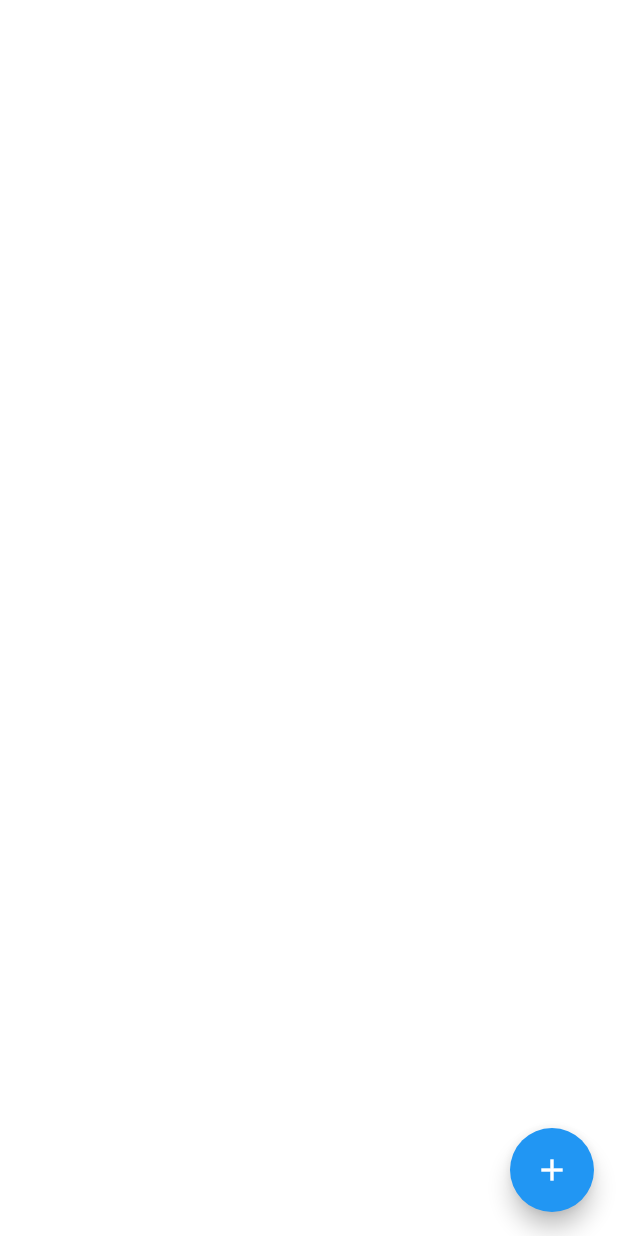
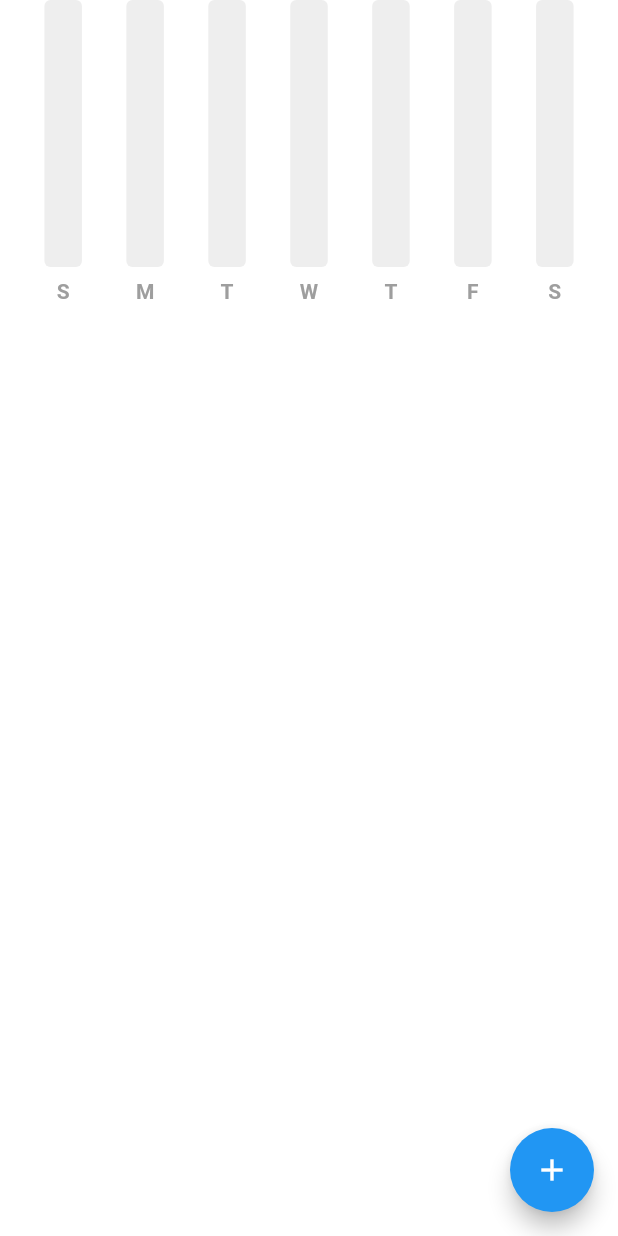
Before and after one commit to Aman-Kothari7/expense_tracker, a Flutter app: the screen it shows after launch, on a phone screen of 412 x 824 dp. Run offline on Flutter 3.47's test engine with Material 2 defaults, Android fonts, the phone set to English and light mode, and no system bars; drawn by our look-alikes of fl_chart.

Commit message:
Bar graph complete

```diff
--- /dev/null
+++ b/lib/src/bar graph/bar_data.dart
@@ -0,0 +1,35 @@
+import 'individual_bar.dart';
+
+class BarData {
+  final double sunAmount;
+  final double monAmount;
+  final double tueAmount;
+  final double wedAmount;
+  final double thurAmount;
+  final double friAmount;
+  final double satAmount;
+
+  List<IndividualBar> barData = [];
+
+  BarData({
+    required this.sunAmount,
+    required this.monAmount,
+    required this.tueAmount,
+    required this.wedAmount,
+    required this.thurAmount,
+    required this.friAmount,
+    required this.satAmount,
+  });
+
+  void initializeBarData() {
+    barData = [
+      IndividualBar(x: 0, y: sunAmount),
+      IndividualBar(x: 1, y: monAmount),
+      IndividualBar(x: 2, y: tueAmount),
+      IndividualBar(x: 3, y: wedAmount),
+      IndividualBar(x: 4, y: thurAmount),
+      IndividualBar(x: 5, y: friAmount),
+      IndividualBar(x: 6, y: satAmount),
+    ];
+  }
+}
--- /dev/null
+++ b/lib/src/bar graph/bar_graph.dart
@@ -0,0 +1,116 @@
+import 'package:fl_chart/fl_chart.dart';
+import 'package:flutter/material.dart';
+
+import 'bar_data.dart';
+
+class MyBarGraph extends StatelessWidget {
+  const MyBarGraph({
+    super.key,
+    required this.maxY,
+    required this.sunAmount,
+    required this.monAmount,
+    required this.tueAmount,
+    required this.wedAmount,
+    required this.thurAmount,
+    required this.friAmount,
+    required this.satAmount,
+  });
+
+  final double? maxY;
+  final double sunAmount;
+  final double monAmount;
+  final double tueAmount;
+  final double wedAmount;
+  final double thurAmount;
+  final double friAmount;
+  final double satAmount;
+
+  @override
+  Widget build(BuildContext context) {
+    BarData myBarData = BarData(
+        sunAmount: sunAmount,
+        monAmount: monAmount,
+        tueAmount: tueAmount,
+        wedAmount: wedAmount,
+        thurAmount: thurAmount,
+        friAmount: friAmount,
+        satAmount: satAmount
+    );
+
+    myBarData.initializeBarData();
+
+    return BarChart(BarChartData(
+      maxY: maxY,
+      minY: 0,
+      titlesData: FlTitlesData(
+        show: true,
+        topTitles: AxisTitles(sideTitles: SideTitles(showTitles: false)),
+        leftTitles:  AxisTitles(sideTitles: SideTitles(showTitles: false)),
+        rightTitles:  AxisTitles(sideTitles: SideTitles(showTitles: false)),
+        bottomTitles: AxisTitles(
+          sideTitles: SideTitles(
+            showTitles: true,
+            getTitlesWidget: getBottomTitles,
+          )
+        )
+      ),
+      gridData: FlGridData(show: false),
+      borderData: FlBorderData(show : false),
+      barGroups: myBarData.barData
+          .map(
+              (data) => BarChartGroupData(
+                  x: data.x,
+                  barRods: [
+                    BarChartRodData(
+                        toY: data.y,
+                        color: Colors.grey[800],
+                        width :25,
+                        borderRadius: BorderRadius.circular(4),
+                        backDrawRodData: BackgroundBarChartRodData(
+                          show: true,
+                          toY: maxY,
+                          color: Colors.grey[200],
+                        )
+                    )
+                  ],
+              ),
+      ).toList(),
+    ));
+  }
+}
+
+Widget getBottomTitles(double value, TitleMeta meta) {
+  const style = TextStyle(
+    color: Colors.grey,
+    fontWeight: FontWeight.bold,
+    fontSize: 14,
+  );
+  Widget text;
+  switch (value.toInt()) {
+    case 0:
+      text = const Text('S', style: style);
+      break;
+    case 1:
+      text = const Text('M', style: style);
+      break;
+    case 2:
+      text = const Text('T', style: style);
+      break;
+    case 3:
+      text = const Text('W', style: style);
+      break;
+    case 4:
+      text = const Text('T', style: style);
+      break;
+    case 5:
+      text = const Text('F', style: style);
+      break;
+    case 6:
+      text = const Text('S', style: style);
+      break;
+    default:
+      text = const Text('', style: style);
+      break;
+  }
+  return SideTitleWidget(child: text, axisSide: meta.axisSide);
+}
--- /dev/null
+++ b/lib/src/bar graph/individual_bar.dart
@@ -0,0 +1,6 @@
+class IndividualBar{
+  final int x;
+  final double y;
+
+  IndividualBar({required this.x, required this.y});
+}
--- /dev/null
+++ b/lib/src/components/expense_summary.dart
@@ -0,0 +1,44 @@
+import 'package:expense_tracker/src/bar%20graph/bar_graph.dart';
+import 'package:expense_tracker/src/components/expense_tile.dart';
+import 'package:expense_tracker/src/data/expense_data.dart';
+import 'package:expense_tracker/src/date_time_calc/date_time_helper.dart';
+import 'package:flutter/material.dart';
+//import 'package:provider.dart';
+import 'package:provider/provider.dart';
+
+class ExpenseSummary extends StatelessWidget {
+  final DateTime startOfWeek;
+
+  const ExpenseSummary({
+    super.key,
+    required this.startOfWeek,
+  });
+
+  @override
+  Widget build(BuildContext context) {
+    String sunday = convertDateTimeToString(startOfWeek.add( const Duration(days:0)));
+    String monday = convertDateTimeToString(startOfWeek.add(const Duration(days:1)));
+    String tuesday = convertDateTimeToString(startOfWeek.add(const Duration(days:2)));
+    String wednesday = convertDateTimeToString(startOfWeek.add(const Duration(days:3)));
+    String thursday = convertDateTimeToString(startOfWeek.add(const Duration(days:4)));
+    String friday = convertDateTimeToString(startOfWeek.add(const Duration(days:5)));
+    String saturday = convertDateTimeToString(startOfWeek.add(const Duration(days:6)));
+    return Consumer<expenseData>(
+      builder: (context, value, child) =>
+          SizedBox(
+              height: 200,
+              child: MyBarGraph(
+                maxY: 100,
+                sunAmount: value.calculateDailyExpenseSummary()[sunday] ?? 0,
+                monAmount: value.calculateDailyExpenseSummary()[monday] ?? 0,
+                tueAmount: value.calculateDailyExpenseSummary()[tuesday] ?? 0,
+                wedAmount: value.calculateDailyExpenseSummary()[wednesday] ?? 0,
+                thurAmount: value.calculateDailyExpenseSummary()[thursday] ?? 0,
+                friAmount: value.calculateDailyExpenseSummary()[friday] ?? 0,
+                satAmount: value.calculateDailyExpenseSummary()[saturday] ?? 0,
+              )
+          ),
+    );
+  }
+
+}
--- a/lib/src/homepage.dart
+++ b/lib/src/homepage.dart
@@ -1,5 +1,6 @@
 import 'dart:async';
 
+import 'package:expense_tracker/src/components/expense_summary.dart';
 import 'package:expense_tracker/src/components/expense_tile.dart';
 import 'package:expense_tracker/src/data/expense_data.dart';
 import 'package:expense_tracker/src/models/expense_item.dart';
@@ -135,7 +136,8 @@ class _homepageState extends State<homepage> {
           body: ListView(
             children: [
               //weekly summary bar graph
-
+              ExpenseSummary(startOfWeek: value.startOfWeekDate()),
+              const SizedBox(height: 20,),
               //List of expenses
               ListView.builder(
                   shrinkWrap: true,
--- a/pubspec.yaml
+++ b/pubspec.yaml
@@ -36,6 +36,7 @@ dependencies:
   # Use with the CupertinoIcons class for iOS style icons.
   cupertino_icons: ^1.0.2
   provider: ^6.0.5
+  fl_chart: ^0.60.0
 
 dev_dependencies:
   flutter_test:
```
Also changed, not shown: pubspec.lock.
